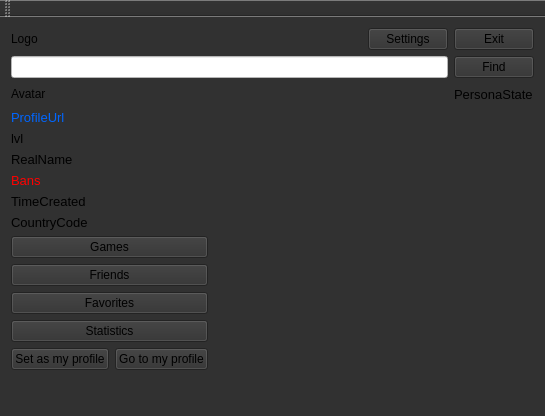
Arankir/AraSteamManager, file AraSteamManager/mainwindow.ui: the form before one commit.
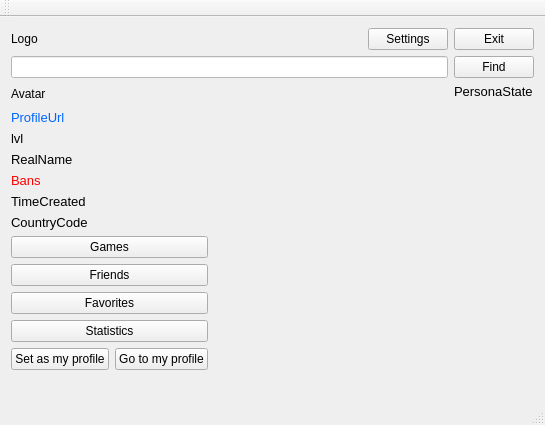
The form after the commit.

What changed in the file:
```diff
--- a/AraSteamManager/mainwindow.ui
+++ b/AraSteamManager/mainwindow.ui
@@ -7,15 +7,12 @@
     <x>0</x>
     <y>0</y>
     <width>545</width>
-    <height>416</height>
+    <height>425</height>
    </rect>
   </property>
   <property name="windowTitle">
    <string>SteamAchievementsStatistic</string>
   </property>
-  <property name="styleSheet">
-   <string notr="true">background-color: rgb(49, 49, 49);</string>
-  </property>
   <widget class="QWidget" name="centralWidget">
    <layout class="QGridLayout" name="gridLayout">
     <item row="0" column="0">
@@ -25,21 +22,6 @@
       </property>
      </widget>
     </item>
-    <item row="3" column="0" colspan="6">
-     <widget class="QLabel" name="FormProfileLabelProfileUrl">
-      <property name="font">
-       <font>
-        <pointsize>10</pointsize>
-       </font>
-      </property>
-      <property name="styleSheet">
-       <string notr="true">color: rgb(0, 102, 255);</string>
-      </property>
-      <property name="text">
-       <string>ProfileUrl</string>
-      </property>
-     </widget>
-    </item>
     <item row="15" column="0">
      <spacer name="verticalSpacer">
       <property name="orientation">
@@ -88,6 +70,9 @@
     </item>
     <item row="1" column="5">
      <widget class="QPushButton" name="FormProfileButtonFindProfile">
+      <property name="enabled">
+       <bool>true</bool>
+      </property>
       <property name="text">
        <string>Find</string>
       </property>
@@ -134,18 +119,6 @@
       </property>
      </spacer>
     </item>
-    <item row="2" column="5">
-     <widget class="QLabel" name="FormProfileLabelPersonaState">
-      <property name="font">
-       <font>
-        <pointsize>10</pointsize>
-       </font>
-      </property>
-      <property name="text">
-       <string>PersonaState</string>
-      </property>
-     </widget>
-    </item>
     <item row="1" column="0" colspan="5">
      <widget class="QLineEdit" name="FormProfileLineEditIdProfile">
       <property name="styleSheet">
@@ -156,6 +129,9 @@
     </item>
     <item row="10" column="0" colspan="2">
      <widget class="QPushButton" name="FormProfileButtonGames">
+      <property name="enabled">
+       <bool>true</bool>
+      </property>
       <property name="text">
        <string>Games</string>
       </property>
@@ -219,6 +195,42 @@
       </property>
      </widget>
     </item>
+    <item row="3" column="0" colspan="5">
+     <widget class="QLabel" name="FormProfileLabelProfileUrl">
+      <property name="font">
+       <font>
+        <pointsize>10</pointsize>
+       </font>
+      </property>
+      <property name="styleSheet">
+       <string notr="true">color: rgb(0, 102, 255);</string>
+      </property>
+      <property name="text">
+       <string>ProfileUrl</string>
+      </property>
+     </widget>
+    </item>
+    <item row="2" column="5" rowspan="7">
+     <widget class="QLabel" name="FormProfileLabelPersonaState">
+      <property name="maximumSize">
+       <size>
+        <width>100</width>
+        <height>16777215</height>
+       </size>
+      </property>
+      <property name="font">
+       <font>
+        <pointsize>10</pointsize>
+       </font>
+      </property>
+      <property name="text">
+       <string>PersonaState</string>
+      </property>
+      <property name="alignment">
+       <set>Qt::AlignLeading|Qt::AlignLeft|Qt::AlignTop</set>
+      </property>
+     </widget>
+    </item>
    </layout>
   </widget>
   <widget class="QMenuBar" name="menuBar">
```
